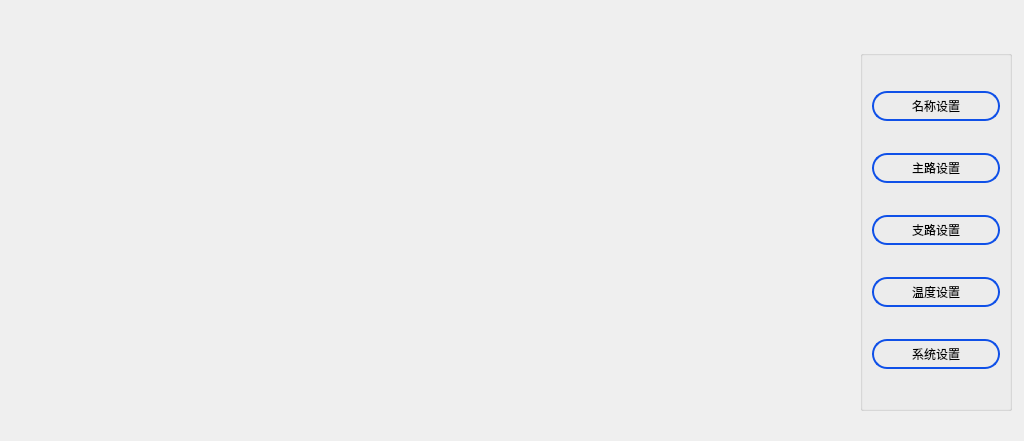
Qt form BusBar-Qt/setting/setmainwid.ui (ChinaClever/BusBar) before a commit.
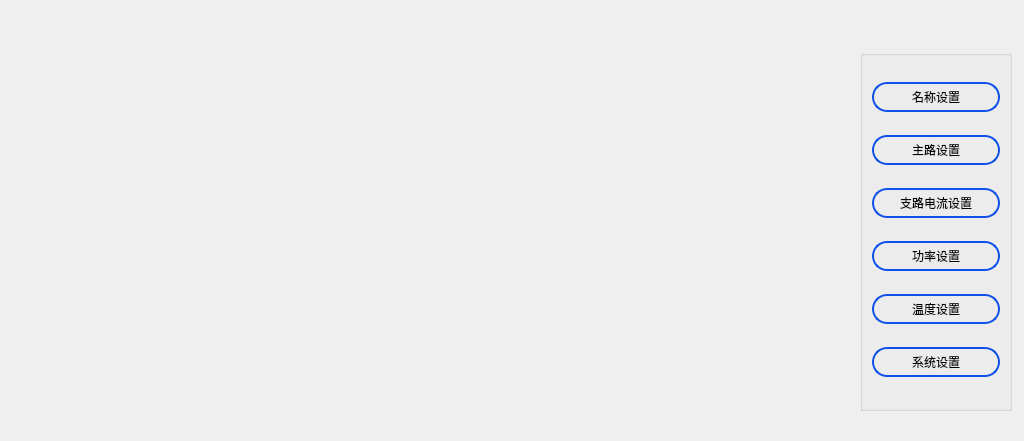
The same form after that commit.

Commit message: 功率上下限和频率上下限设置

What changed in the file:
```diff
--- a/BusBar-Qt/setting/setmainwid.ui
+++ b/BusBar-Qt/setting/setmainwid.ui
@@ -98,7 +98,20 @@
        <string notr="true"/>
       </property>
       <property name="text">
-       <string>支路设置</string>
+       <string>支路电流设置</string>
+      </property>
+     </widget>
+    </item>
+    <item>
+     <widget class="QPushButton" name="powerBtn">
+      <property name="maximumSize">
+       <size>
+        <width>16777215</width>
+        <height>30</height>
+       </size>
+      </property>
+      <property name="text">
+       <string>功率设置</string>
       </property>
      </widget>
     </item>
```
The commit also changes 42 other files.
